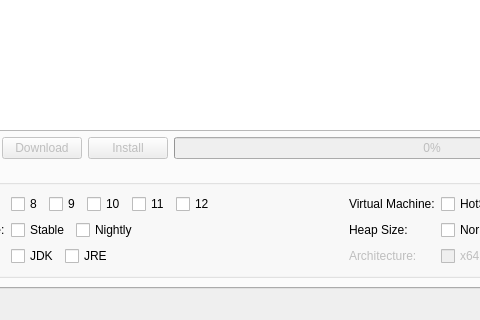
Before: the Qt Designer form jvtgui/interface.ui in spikespaz-archives/archive-bundles, drawn with Qt 5; both pictures show x 104 to 584 and y 130 to 450 of the 900 by 450 pixel window.
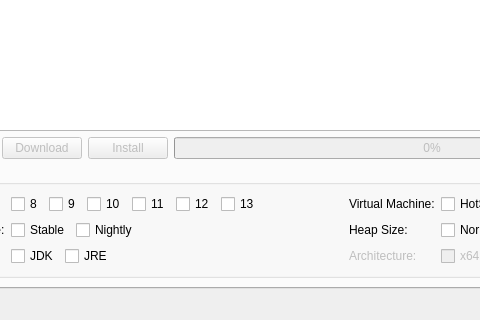
After: the same form once the commit is applied. The open tabs and pages were chosen to show the change.

Commit message: Add openjdk13 checkbox

```diff
--- a/jvtgui/interface.ui
+++ b/jvtgui/interface.ui
@@ -247,6 +247,13 @@
                  </property>
                 </widget>
                </item>
+               <item>
+                <widget class="QCheckBox" name="javaVer13CheckBox">
+                 <property name="text">
+                  <string>13</string>
+                 </property>
+                </widget>
+               </item>
                <item>
                 <spacer name="horizontalSpacer_2">
                  <property name="orientation">
```
The commit also changes 1 other file.
